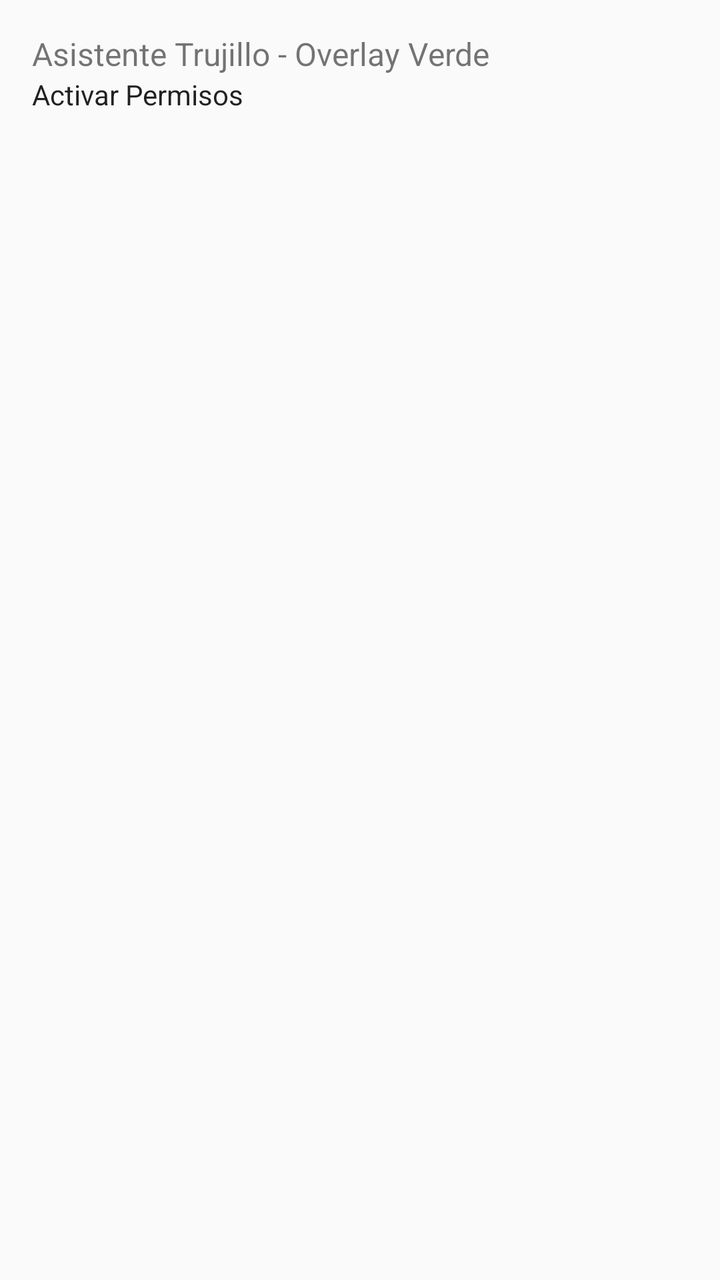
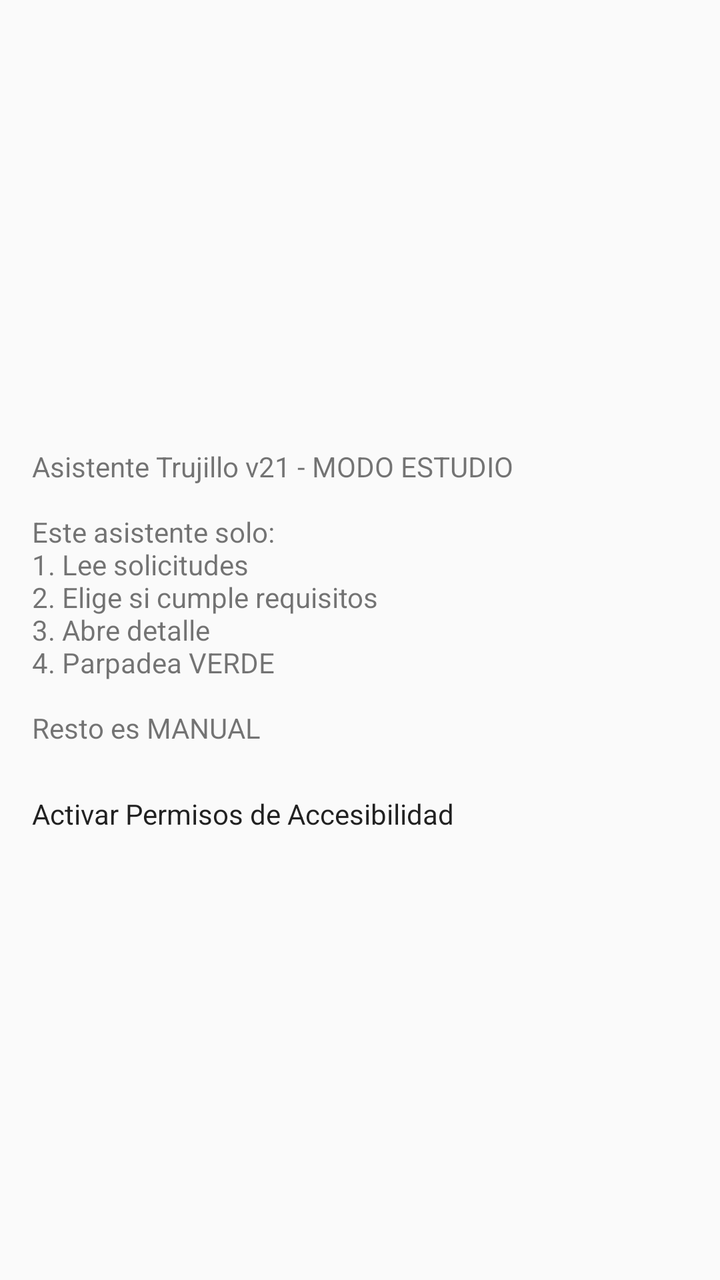

Two renders of the same Android screen: before a commit and after it. Below are the layout's source before the change and the commit's diff.
<!-- AndroidManifest.xml: application theme Theme.Asistente -->
<!-- res/layout/activity_main.xml -->
<?xml version="1.0" encoding="utf-8"?>
<LinearLayout xmlns:android="http://schemas.android.com/apk/res/android"
    android:layout_width="match_parent" android:layout_height="match_parent"
    android:orientation="vertical" android:padding="16dp">
    <TextView android:layout_width="match_parent" android:layout_height="wrap_content"
        android:text="Asistente Trujillo - Overlay Verde" android:textSize="16sp"/>
    <Button android:id="@+id/btnPermiso" android:layout_width="match_parent" android:layout_height="wrap_content" android:text="Activar Permisos"/>
</LinearLayout>
<!-- resources referenced by this layout -->
<resources>
  <style name="Theme.Asistente" parent="android:Theme.Material.Light.NoActionBar" />
</resources>

<!-- the commit's change to res/layout/activity_main.xml (unified diff, before → after) -->
@@ -1,8 +1,14 @@
 <?xml version="1.0" encoding="utf-8"?>
 <LinearLayout xmlns:android="http://schemas.android.com/apk/res/android"
-    android:layout_width="match_parent" android:layout_height="match_parent"
-    android:orientation="vertical" android:padding="16dp">
+    android:layout_width="match_parent"
+    android:layout_height="match_parent"
+    android:orientation="vertical"
+    android:padding="16dp"
+    android:gravity="center">
     <TextView android:layout_width="match_parent" android:layout_height="wrap_content"
-        android:text="Asistente Trujillo - Overlay Verde" android:textSize="16sp"/>
-    <Button android:id="@+id/btnPermiso" android:layout_width="match_parent" android:layout_height="wrap_content" android:text="Activar Permisos"/>
+        android:text="Asistente Trujillo v21 - MODO ESTUDIO\n\nEste asistente solo:\n1. Lee solicitudes\n2. Elige si cumple requisitos\n3. Abre detalle\n4. Parpadea VERDE\n\nResto es MANUAL"
+        android:textSize="14sp"/>
+    <Button android:id="@+id/btnPermiso" android:layout_width="match_parent" android:layout_height="wrap_content"
+        android:layout_marginTop="24dp"
+        android:text="Activar Permisos de Accesibilidad"/>
 </LinearLayout>
